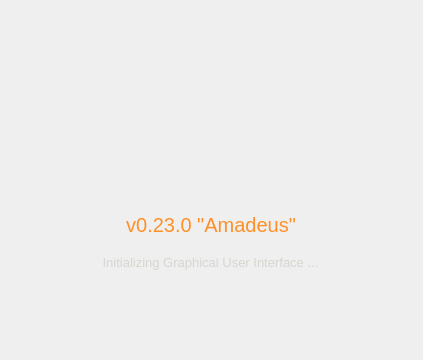
Qt form pyanno4rt/gui/designs/splash_screen_window.ui (pyanno4rt/pyanno4rt) before a commit.
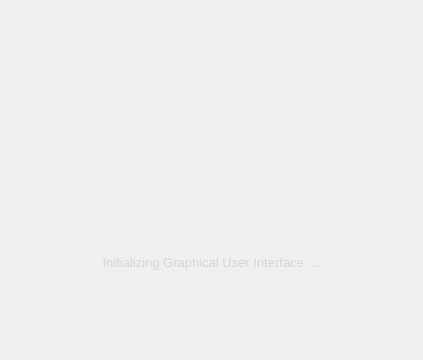
The same form after that commit. Icons and pictures are not drawn.

Diff of the .ui file:
```diff
--- a/pyanno4rt/gui/designs/splash_screen_window.ui
+++ b/pyanno4rt/gui/designs/splash_screen_window.ui
@@ -85,7 +85,7 @@
 color: rgb(254, 144, 41);</string>
      </property>
      <property name="text">
-      <string>v0.23.0 &quot;Amadeus&quot;</string>
+      <string/>
      </property>
      <property name="alignment">
       <set>Qt::AlignCenter</set>
```
